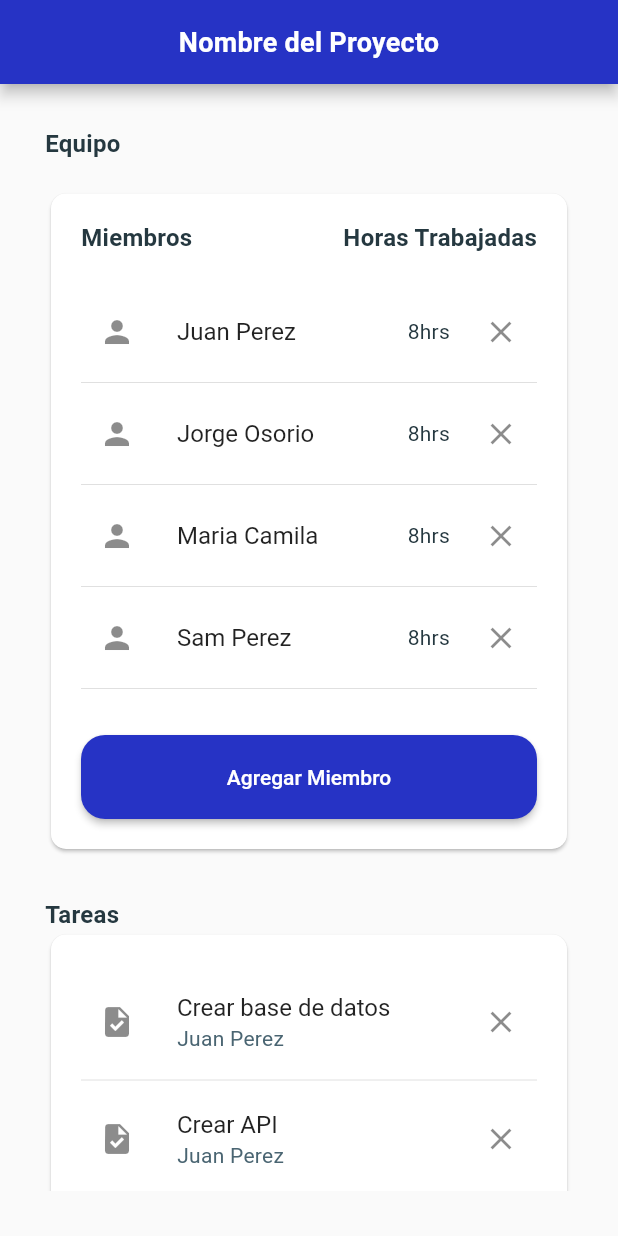
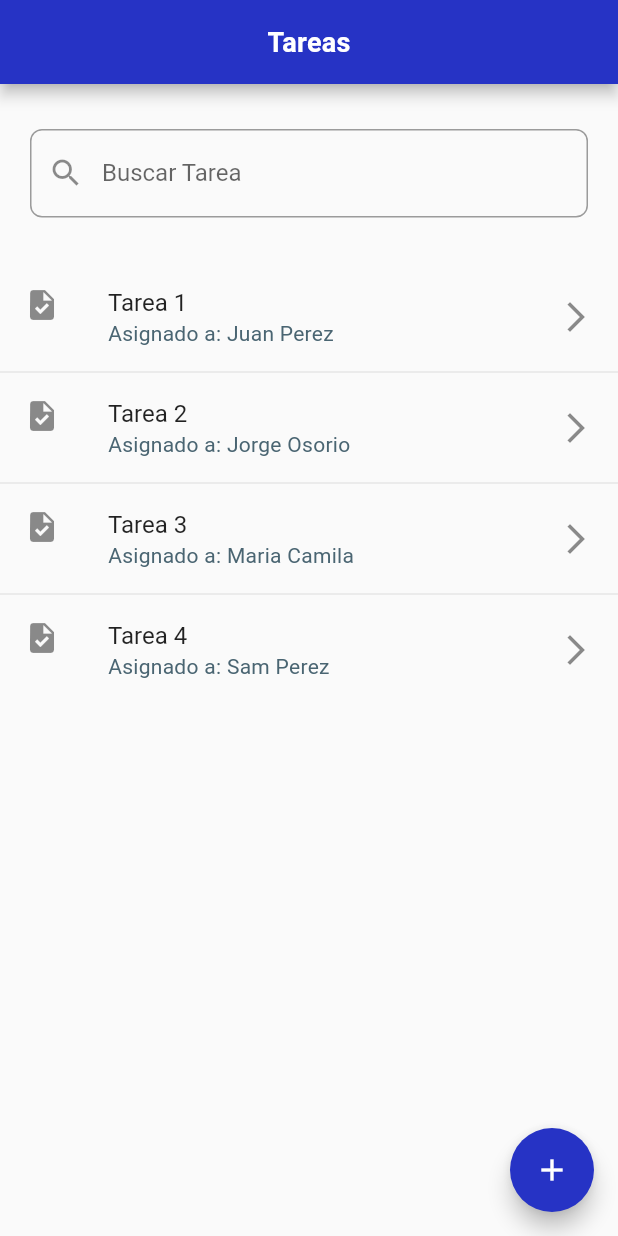
Before and after one commit to GreyHat147/work-flow-manager, a Flutter app: the screen it shows after launch, on a phone screen of 412 x 824 dp. Run offline on Flutter 3.47's test engine with Material 2 defaults, Android fonts, the phone set to English and light mode, and no system bars; our stand-ins replace firebase_auth, firebase_core, syncfusion_flutter_charts; accounts and stored records are empty.

Commit message:
create tasks view

```diff
--- a/lib/main.dart
+++ b/lib/main.dart
@@ -7,6 +7,7 @@ import 'package:work_flow_manager/view/member/create_member_view.dart';
 import 'package:work_flow_manager/view/project/create_project_view.dart';
 import 'package:work_flow_manager/view/project/detail_project_view.dart';
 import 'package:work_flow_manager/view/project/projects_view.dart';
+import 'package:work_flow_manager/view/task/tasks_view.dart';
 import 'package:work_flow_manager/view/view.dart';
 import 'firebase_options.dart';
 
@@ -33,7 +34,7 @@ class WorkFlowManagerApp extends StatelessWidget {
         textTheme: AppTheme.textTheme,
         platform: TargetPlatform.iOS,
       ),
-      home: DetailProjectView(),
+      home: TasksView(),
     );
   }
 }
--- /dev/null
+++ b/lib/view/task/tasks_view.dart
@@ -0,0 +1,86 @@
+import 'package:flutter/material.dart';
+import 'package:work_flow_manager/app_theme.dart';
+import 'package:work_flow_manager/view/widgets/custom_text_field.dart';
+
+class TaskItem {
+  const TaskItem({
+    required this.name,
+    required this.assignedTo,
+  });
+
+  final String name;
+  final String assignedTo;
+}
+
+List<TaskItem> tasks = const [
+  TaskItem(
+    name: 'Tarea 1',
+    assignedTo: 'Juan Perez',
+  ),
+  TaskItem(
+    name: 'Tarea 2',
+    assignedTo: 'Jorge Osorio',
+  ),
+  TaskItem(
+    name: 'Tarea 3',
+    assignedTo: 'Maria Camila',
+  ),
+  TaskItem(
+    name: 'Tarea 4',
+    assignedTo: 'Sam Perez',
+  ),
+];
+
+class TasksView extends StatelessWidget {
+  TasksView({super.key});
+
+  final TextEditingController searchController = TextEditingController();
+
+  @override
+  Widget build(BuildContext context) {
+    return Scaffold(
+      appBar: AppBar(
+        backgroundColor: AppTheme.nearlyDarkBlue,
+        title: const Text(
+          'Tareas',
+          style: TextStyle(fontSize: 18),
+        ),
+      ),
+      floatingActionButton: FloatingActionButton(
+        backgroundColor: AppTheme.nearlyDarkBlue,
+        onPressed: () {},
+        child: const Icon(Icons.add),
+      ),
+      body: Column(
+        children: [
+          Padding(
+            padding: const EdgeInsets.symmetric(horizontal: 20, vertical: 30),
+            child: CustomTextField(
+              labelText: "Buscar Tarea",
+              controller: searchController,
+              keyboardType: TextInputType.text,
+              prefixIcon: const Icon(Icons.search),
+            ),
+          ),
+          Expanded(
+            child: ListView.separated(
+              itemCount: tasks.length,
+              itemBuilder: (context, index) {
+                return ListTile(
+                  leading: const Icon(Icons.task),
+                  title: Text(tasks[index].name),
+                  subtitle: Text("Asignado a: ${tasks[index].assignedTo}"),
+                  trailing: const Icon(Icons.arrow_forward_ios),
+                  onTap: () {},
+                );
+              },
+              separatorBuilder: (context, index) => const Divider(
+                height: 2,
+              ),
+            ),
+          ),
+        ],
+      ),
+    );
+  }
+}
```
